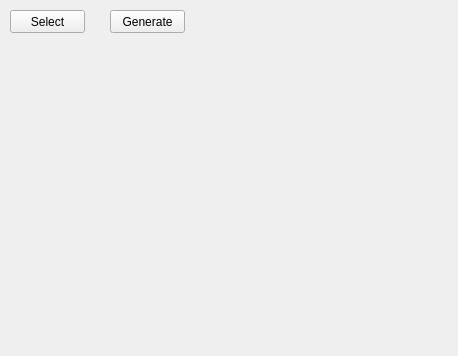
First picture: the form in bbqshop/ExceTest/excetest.ui, repository qinan2014/bbqshop, before the edit.
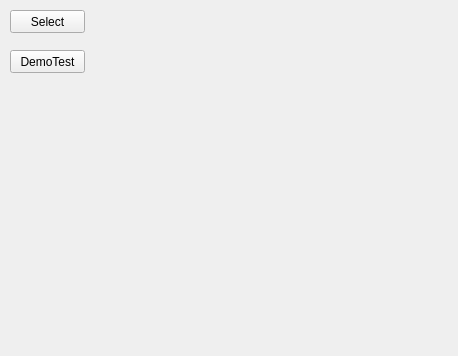
Second picture: the form after the edit.

Patch:
```diff
--- a/bbqshop/ExceTest/excetest.ui
+++ b/bbqshop/ExceTest/excetest.ui
@@ -29,14 +29,14 @@
   <widget class="QPushButton" name="pbtGenerate">
    <property name="geometry">
     <rect>
-     <x>110</x>
-     <y>10</y>
+     <x>10</x>
+     <y>50</y>
      <width>75</width>
      <height>23</height>
     </rect>
    </property>
    <property name="text">
-    <string>Generate</string>
+    <string>DemoTest</string>
    </property>
   </widget>
  </widget>
```
Left out of the diff: 2 changed lines with no effect on the pictures.
